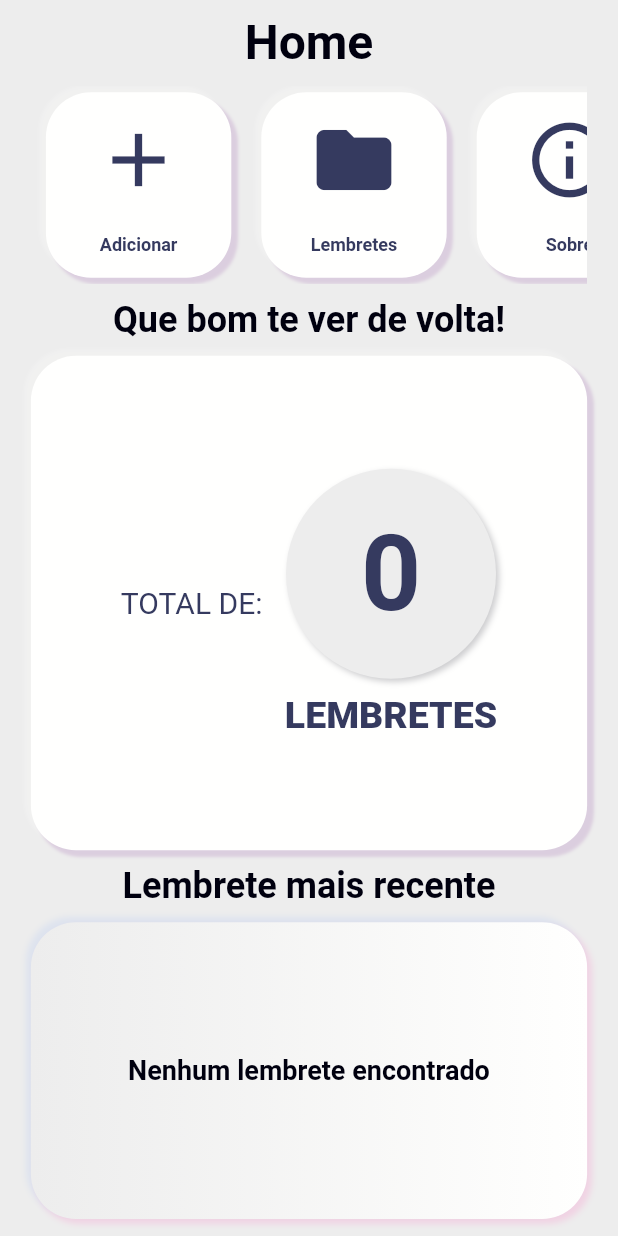
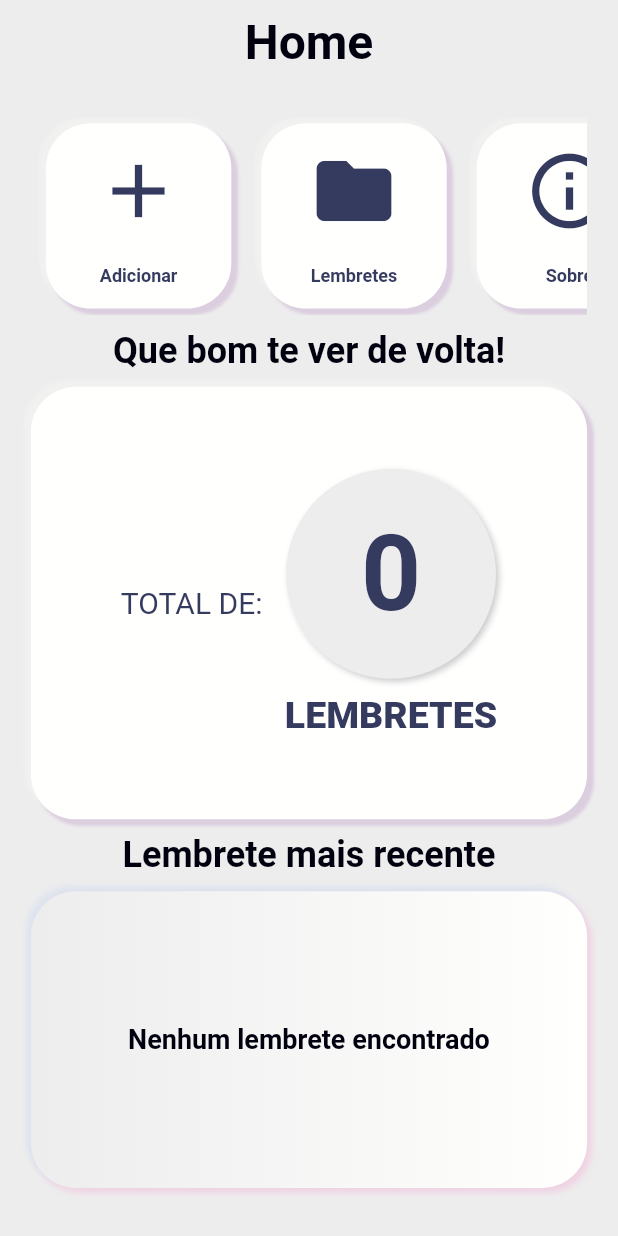
Before and after one commit to vihsantos/lembretes, a Flutter app: the screen it shows after launch, on a phone screen of 412 x 824 dp. Run offline on Flutter 3.47's test engine with Material 2 defaults, Android fonts, the phone set to English and light mode, and no system bars; our stand-ins replace get; generated files the repository leaves out were written again; network calls fail; Roboto replaces fonts that are missing (Gonwun Batang, Gowun Batang).

Commit message:
Alteração da altura do widget

```diff
--- a/lib/Paginas/home/componentes/QuantidadeLembretes.dart
+++ b/lib/Paginas/home/componentes/QuantidadeLembretes.dart
@@ -15,7 +15,7 @@ class QuantidadeLembretes extends StatelessWidget {
     Size size = MediaQuery.of(context).size;
     return Container(
         width: size.width * 0.9,
-        height: size.height * 0.4,
+        height: size.height * 0.35,
         decoration: StylesDecoration.decorationContainer,
         child: Row(
           mainAxisAlignment: MainAxisAlignment.center,
```
